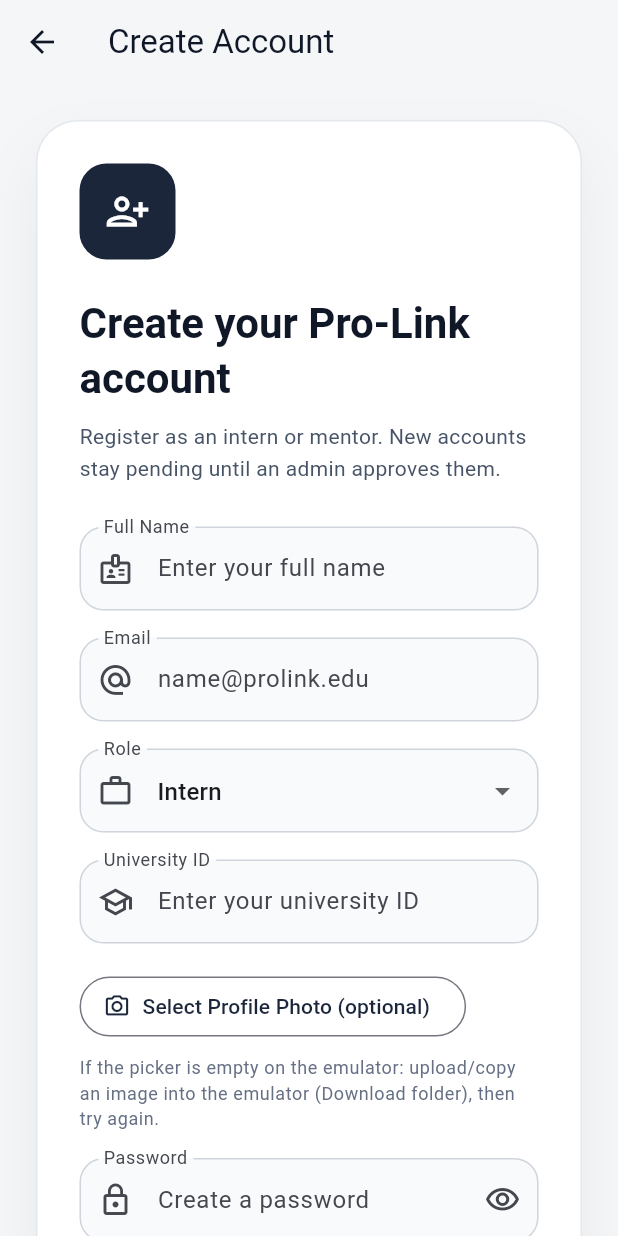
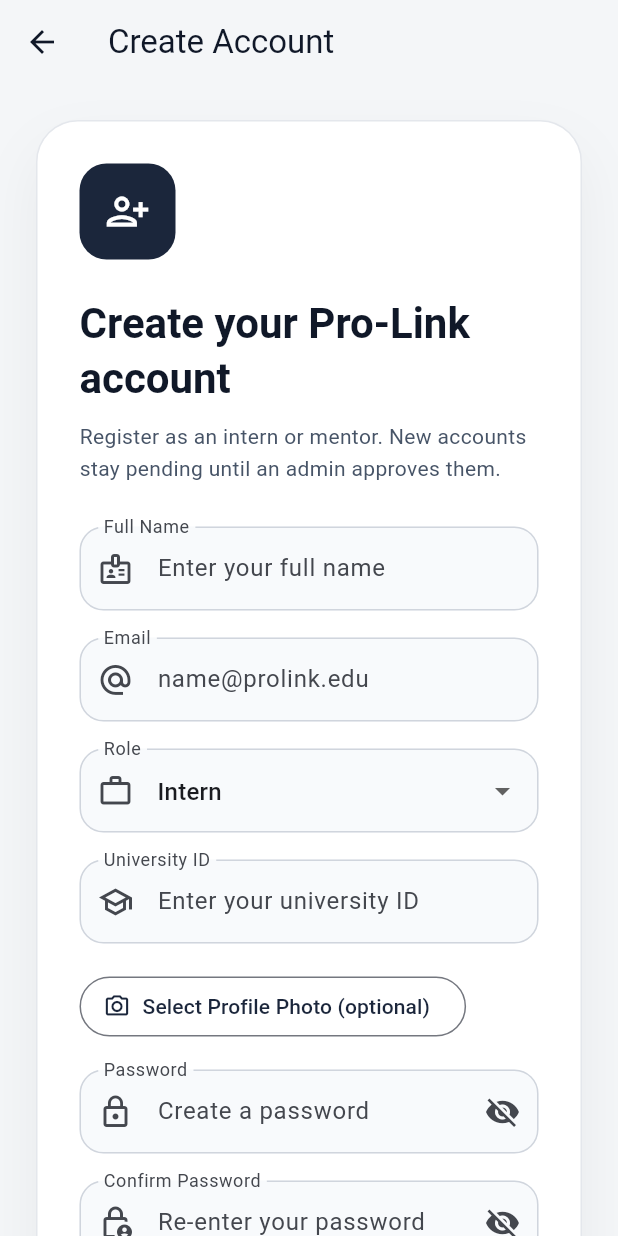
Before and after one commit to mlbr-cs/pro-link, a Flutter app: the screen it shows after launch, after a tap on "Register", on a phone screen of 412 x 824 dp. Run offline on Flutter 3.47's test engine with Material 3 defaults, Android fonts, the phone set to English and light mode, and no system bars; our stand-ins replace dio, file_picker, shared_preferences; accounts and stored records are empty.

Commit message:
These may be the final touches

```diff
--- a/lib/screens/admin/admin_dashboard.dart
+++ b/lib/screens/admin/admin_dashboard.dart
@@ -33,7 +33,7 @@ class _AdminDashboardState extends State<AdminDashboard> {
 
     final pages = [
       _AdminOverview(
-        adminName: user?.name ?? 'Admin User',
+        adminName: user?.name ?? 'Admin',
         approvedInternCount: dataProvider.approvedInterns.length,
         pendingCount: dataProvider.pendingRegistrations.length,
         mentorCount: dataProvider.mentors.length,
@@ -198,7 +198,7 @@ class _AdminOverview extends StatelessWidget {
         const _InfoPanel(
           title: 'Connected Admin Functions',
           subtitle:
-              'This workspace now loads interns, departments, mentors, schedules, and registration updates from the Django REST backend.',
+              'Manage interns, departments, mentors, schedules, and registration updates from one workspace.',
         ),
       ],
     );
@@ -295,8 +295,8 @@ class _InternDirectoryState extends State<_InternDirectory> {
           builder: (context, constraints) {
             final cards = widget.interns.isEmpty
                 ? const [_EmptyStateCard(
-                    title: 'No interns returned yet',
-                    subtitle: 'Intern records will appear here when the backend returns data.',
+                    title: 'No interns available yet',
+                    subtitle: 'Intern records will appear here after registration approval.',
                   )]
                 : filteredInterns.isEmpty
                     ? const [_EmptyStateCard(
@@ -347,7 +347,7 @@ class _AssignmentScreen extends StatelessWidget {
         ),
         const SizedBox(height: 8),
         Text(
-          'Update internship placement details and persist them through the backend assignment endpoint.',
+          'Update internship placement details for approved interns.',
           style: Theme.of(
             context,
           ).textTheme.bodyMedium?.copyWith(color: const Color(0xFF667085)),
@@ -404,7 +404,7 @@ class _OfficeTimetableScreen extends StatelessWidget {
         ),
         const SizedBox(height: 8),
         Text(
-          'Pick a timetable document and send it to the backend schedule upload endpoint.',
+          'Pick a timetable document and upload it for interns.',
           style: Theme.of(
             context,
           ).textTheme.bodyMedium?.copyWith(color: const Color(0xFF667085)),
--- a/lib/screens/auth/login_screen.dart
+++ b/lib/screens/auth/login_screen.dart
@@ -135,8 +135,6 @@ class _LoginScreenState extends State<LoginScreen> {
                         ),
                       ),
                       const SizedBox(height: 28),
-                      _LoginHintCard(theme: theme),
-                      const SizedBox(height: 24),
                       TextFormField(
                         controller: _emailController,
                         keyboardType: TextInputType.emailAddress,
@@ -171,8 +169,8 @@ class _LoginScreenState extends State<LoginScreen> {
                             },
                             icon: Icon(
                               _obscurePassword
-                                  ? Icons.visibility_outlined
-                                  : Icons.visibility_off_outlined,
+                                  ? Icons.visibility_off
+                                  : Icons.visibility,
                             ),
                           ),
                         ),
@@ -251,13 +249,6 @@ class _LoginScreenState extends State<LoginScreen> {
                           ],
                         ),
                       ),
-                      const SizedBox(height: 4),
-                      Text(
-                        'Secure JWT authentication with role-based backend access.',
-                        style: theme.textTheme.bodySmall?.copyWith(
-                          color: const Color(0xFF667085),
-                        ),
-                      ),
                     ],
                   ),
                 ),
@@ -297,42 +288,3 @@ class _LoginScreenState extends State<LoginScreen> {
     );
   }
 }
-
-class _LoginHintCard extends StatelessWidget {
-  const _LoginHintCard({required this.theme});
-
-  final ThemeData theme;
-
-  @override
-  Widget build(BuildContext context) {
-    return Container(
-      width: double.infinity,
-      padding: const EdgeInsets.all(18),
-      decoration: BoxDecoration(
-        color: const Color(0xFFF8FAFC),
-        borderRadius: BorderRadius.circular(20),
-        border: Border.all(color: const Color(0xFFE4E7EC)),
-      ),
-      child: Column(
-        crossAxisAlignment: CrossAxisAlignment.start,
-        children: [
-          Text(
-            'Backend-connected login',
-            style: theme.textTheme.titleSmall?.copyWith(
-              fontWeight: FontWeight.w700,
-              color: const Color(0xFF101828),
-            ),
-          ),
-          const SizedBox(height: 8),
-          Text(
-            'After sign-in, dashboard data is loaded from the Django REST backend using your stored JWT token.',
-            style: theme.textTheme.bodySmall?.copyWith(
-              color: const Color(0xFF475467),
-              height: 1.5,
-            ),
-          ),
-        ],
-      ),
-    );
-  }
-}
--- a/lib/screens/auth/register_screen.dart
+++ b/lib/screens/auth/register_screen.dart
@@ -235,9 +235,6 @@ class _RegisterScreenState extends State<RegisterScreen> {
                             ? null
                             : () async {
                                 final result = await FilePicker.platform.pickFiles(
-                                  // Some Android emulators don't show anything for "Images"
-                                  // if MediaStore has no indexed images. Allow any file so the
-                                  // user can browse to Download/ and pick a JPG manually.
                                   type: FileType.any,
                                   withData: true,
                                   dialogTitle: 'Select profile photo',
@@ -249,7 +246,7 @@ class _RegisterScreenState extends State<RegisterScreen> {
                                     ScaffoldMessenger.of(context).showSnackBar(
                                       const SnackBar(
                                         content: Text(
-                                          'No photo selected. If the picker looks empty on the emulator, first add an image to the emulator storage (e.g. Download) or use a real device.',
+                                          'No photo selected.',
                                         ),
                                       ),
                                     );
@@ -282,14 +279,6 @@ class _RegisterScreenState extends State<RegisterScreen> {
                               : 'Photo: ${_selectedPhoto!.name}',
                         ),
                       ),
-                      const SizedBox(height: 8),
-                      Text(
-                        'If the picker is empty on the emulator: upload/copy an image into the emulator (Download folder), then try again.',
-                        style: theme.textTheme.bodySmall?.copyWith(
-                          color: const Color(0xFF667085),
-                          height: 1.4,
-                        ),
-                      ),
                       const SizedBox(height: 18),
                       TextFormField(
                         controller: _passwordController,
@@ -306,8 +295,8 @@ class _RegisterScreenState extends State<RegisterScreen> {
                             },
                             icon: Icon(
                               _obscurePassword
-                                  ? Icons.visibility_outlined
-                                  : Icons.visibility_off_outlined,
+                                  ? Icons.visibility_off
+                                  : Icons.visibility,
                             ),
                           ),
                         ),
@@ -338,8 +327,8 @@ class _RegisterScreenState extends State<RegisterScreen> {
                             },
                             icon: Icon(
                               _obscureConfirmPassword
-                                  ? Icons.visibility_outlined
-                                  : Icons.visibility_off_outlined,
+                                  ? Icons.visibility_off
+                                  : Icons.visibility,
                             ),
                           ),
                         ),
--- a/lib/screens/intern/intern_dashboard.dart
+++ b/lib/screens/intern/intern_dashboard.dart
@@ -129,7 +129,7 @@ class _InternOverview extends StatelessWidget {
     if (intern == null) {
       return const _InternEmptyState(
         title: 'No intern profile found',
-        subtitle: 'A matching backend intern account could not be loaded.',
+        subtitle: 'A matching intern account could not be loaded.',
       );
     }
 
@@ -282,9 +282,9 @@ class _ScheduleScreen extends StatelessWidget {
 
     if (intern!.timetable.isEmpty && scheduleFiles.isEmpty) {
       return const _InternEmptyState(
-        title: 'No timetable returned yet',
+        title: 'No timetable available yet',
         subtitle:
-            'Your schedule will appear here once the backend provides timetable data.',
+            'Your schedule will appear here once timetable data is available.',
       );
     }
 
@@ -299,7 +299,7 @@ class _ScheduleScreen extends StatelessWidget {
         ),
         const SizedBox(height: 8),
         Text(
-          'Structured weekly schedule loaded from the backend.',
+          'Structured weekly schedule for your placement.',
           style: Theme.of(
             context,
           ).textTheme.bodyMedium?.copyWith(color: const Color(0xFF667085)),
@@ -441,7 +441,7 @@ class _DocumentsScreenState extends State<_DocumentsScreen> {
         ),
         const SizedBox(height: 8),
         Text(
-          'Available training files for interns with placeholder download actions.',
+          'Available training files for interns.',
           style: Theme.of(
             context,
           ).textTheme.bodyMedium?.copyWith(color: const Color(0xFF667085)),
@@ -486,7 +486,7 @@ class _DocumentsScreenState extends State<_DocumentsScreen> {
             final cards = widget.documents.isEmpty
                 ? const [_InternEmptyState(
                     title: 'No training documents available',
-                    subtitle: 'Shared training files will appear here when they are returned by the backend.',
+                    subtitle: 'Shared training files will appear here when they are available.',
                   )]
                 : filteredDocuments.isEmpty
                     ? const [_InternEmptyState(
@@ -539,7 +539,7 @@ class _DocumentsScreenState extends State<_DocumentsScreen> {
                                   ScaffoldMessenger.of(context).showSnackBar(
                                     SnackBar(
                                       content: Text(
-                                        'Download placeholder for ${document.fileName}.',
+                                        'Preparing ${document.fileName} for download.',
                                       ),
                                     ),
                                   );
--- a/lib/screens/mentor/mentor_dashboard.dart
+++ b/lib/screens/mentor/mentor_dashboard.dart
@@ -21,7 +21,7 @@ class _MentorDashboardState extends State<MentorDashboard> {
   Widget build(BuildContext context) {
     final authProvider = context.watch<AuthProvider>();
     final dataProvider = context.watch<AppDataProvider>();
-    final mentorName = authProvider.currentUser?.name ?? 'Mentor User';
+    final mentorName = authProvider.currentUser?.name ?? 'Mentor';
     final assignedInterns = dataProvider.internsForMentor(mentorName);
 
     if (dataProvider.isLoading && dataProvider.interns.isEmpty) {
@@ -255,7 +255,7 @@ class _AssignedInternListState extends State<_AssignedInternList> {
             final cards = widget.interns.isEmpty
                 ? const [_MentorEmptyState(
                     title: 'No assigned interns',
-                    subtitle: 'Assignments returned by the backend will appear here.',
+                    subtitle: 'Assigned interns will appear here after placement is confirmed.',
                   )]
                 : filteredInterns.isEmpty
                     ? const [_MentorEmptyState(
@@ -337,7 +337,7 @@ class _MentorTrainingFilesScreen extends StatelessWidget {
         ),
         const SizedBox(height: 8),
         Text(
-          'Pick a supporting file for interns and upload it to the backend.',
+          'Pick a supporting file and upload it for interns.',
           style: Theme.of(
             context,
           ).textTheme.bodyMedium?.copyWith(color: const Color(0xFF667085)),
--- a/pubspec.yaml
+++ b/pubspec.yaml
@@ -1,5 +1,5 @@
 name: pro_link
-description: "A new Flutter project."
+description: "Pro-Link enterprise internship and skill tracking app."
 # The following line prevents the package from being accidentally published to
 # pub.dev using `flutter pub publish`. This is preferred for private packages.
 publish_to: 'none' # Remove this line if you wish to publish to pub.dev
```
Also changed, not shown: lib/services/api_service.dart (+0 -12 lines), 10 other files.
